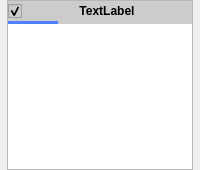
Above: src/gui_execution_diagram/resource/diagram_node.ui from PIBAUR/Plaisir before the change. Below: the same form after it.
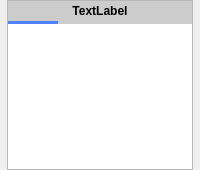
That is the form after the change.

```diff
--- a/src/gui_execution_diagram/resource/diagram_node.ui
+++ b/src/gui_execution_diagram/resource/diagram_node.ui
@@ -96,37 +96,6 @@
              <property name="spacing">
               <number>0</number>
              </property>
-             <item>
-              <widget class="QCheckBox" name="enabled_checkBox">
-               <property name="minimumSize">
-                <size>
-                 <width>0</width>
-                 <height>20</height>
-                </size>
-               </property>
-               <property name="maximumSize">
-                <size>
-                 <width>16777215</width>
-                 <height>20</height>
-                </size>
-               </property>
-               <property name="font">
-                <font>
-                 <weight>75</weight>
-                 <bold>true</bold>
-                </font>
-               </property>
-               <property name="styleSheet">
-                <string notr="true">background: #ccc</string>
-               </property>
-               <property name="text">
-                <string/>
-               </property>
-               <property name="checked">
-                <bool>true</bool>
-               </property>
-              </widget>
-             </item>
              <item>
               <widget class="QLabel" name="title_label">
                <property name="enabled">
```
